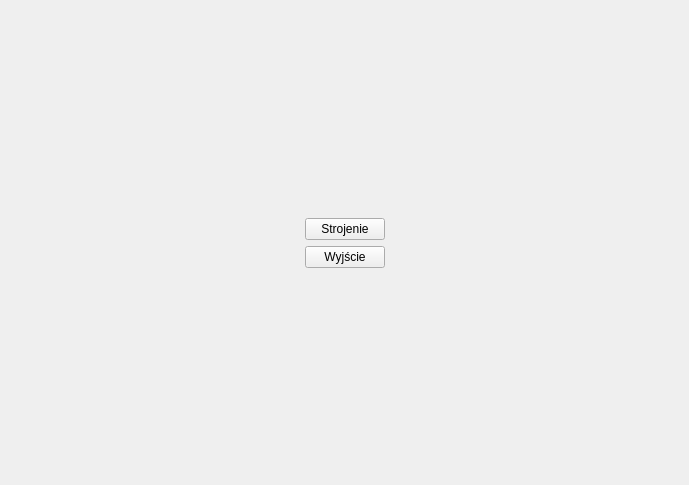
The window that mainwindow.ui (december0123/dzwiekspert) describes before a commit, drawn with Qt 5.
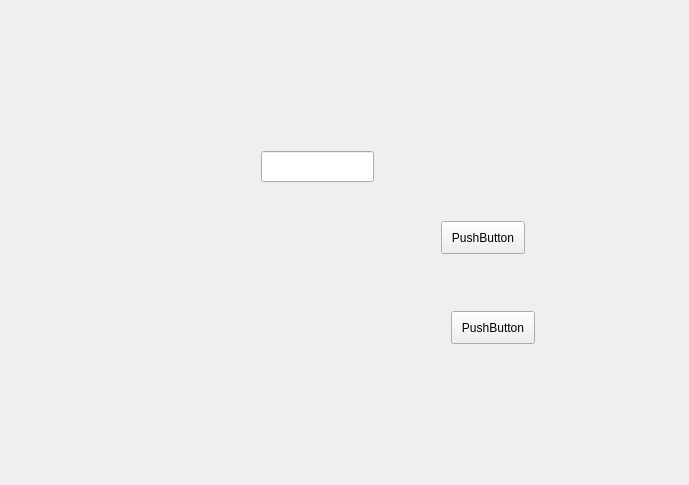
The same window after the commit. The open tabs and pages were chosen to show the change.

Diff of the .ui file:
```diff
--- a/mainwindow.ui
+++ b/mainwindow.ui
@@ -48,8 +48,8 @@
           </property>
          </spacer>
         </item>
-        <item row="1" column="0">
-         <spacer name="horizontalSpacer_3">
+        <item row="4" column="1">
+         <spacer name="verticalSpacer_4">
           <property name="orientation">
            <enum>Qt::Horizontal</enum>
           </property>
@@ -61,7 +61,7 @@
           </property>
          </spacer>
         </item>
-        <item row="2" column="1">
+        <item row="3" column="1">
          <widget class="QPushButton" name="exit">
           <property name="text">
            <string>Wyjście</string>
@@ -71,15 +71,8 @@
           </property>
          </widget>
         </item>
-        <item row="1" column="1">
-         <widget class="QPushButton" name="goToTuner">
-          <property name="text">
-           <string>Strojenie</string>
-          </property>
-         </widget>
-        </item>
-        <item row="3" column="1">
-         <spacer name="verticalSpacer_4">
+        <item row="1" column="0">
+         <spacer name="horizontalSpacer_3">
           <property name="orientation">
            <enum>Qt::Vertical</enum>
           </property>
@@ -228,6 +221,44 @@
         </item>
        </layout>
       </widget>
+      <widget class="QWidget" name="record">
+       <widget class="QLineEdit" name="url">
+        <property name="geometry">
+         <rect>
+          <x>250</x>
+          <y>140</y>
+          <width>113</width>
+          <height>31</height>
+         </rect>
+        </property>
+       </widget>
+       <widget class="QPushButton" name="startRecord">
+        <property name="geometry">
+         <rect>
+          <x>430</x>
+          <y>210</y>
+          <width>84</width>
+          <height>33</height>
+         </rect>
+        </property>
+        <property name="text">
+         <string>PushButton</string>
+        </property>
+       </widget>
+       <widget class="QPushButton" name="stopRecord">
+        <property name="geometry">
+         <rect>
+          <x>440</x>
+          <y>300</y>
+          <width>84</width>
+          <height>33</height>
+         </rect>
+        </property>
+        <property name="text">
+         <string>PushButton</string>
+        </property>
+       </widget>
+      </widget>
      </widget>
     </item>
    </layout>
```
Left out of the diff: 26 changed lines with no effect on the pictures.
